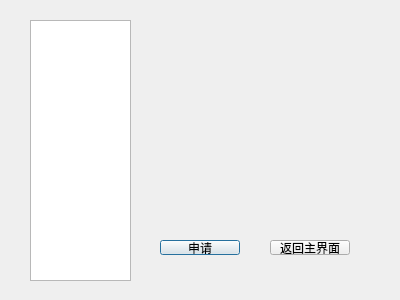
The window that taskspublished.ui (ljy9912/summer) describes before a commit, drawn with Qt 5.
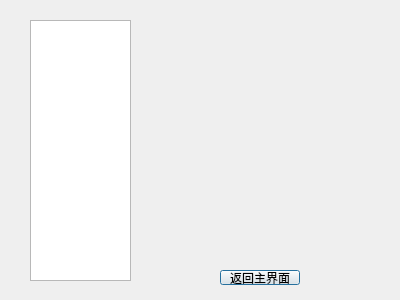
The same window after the commit.

```diff
--- a/taskspublished.ui
+++ b/taskspublished.ui
@@ -23,24 +23,11 @@
     </rect>
    </property>
   </widget>
-  <widget class="QPushButton" name="applyBtn">
-   <property name="geometry">
-    <rect>
-     <x>160</x>
-     <y>240</y>
-     <width>80</width>
-     <height>15</height>
-    </rect>
-   </property>
-   <property name="text">
-    <string>申请</string>
-   </property>
-  </widget>
   <widget class="QPushButton" name="main">
    <property name="geometry">
     <rect>
-     <x>270</x>
-     <y>240</y>
+     <x>220</x>
+     <y>270</y>
      <width>80</width>
      <height>15</height>
     </rect>
```
